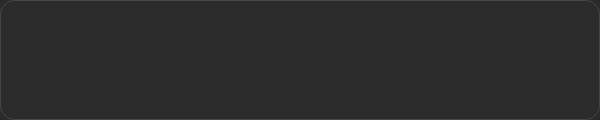
The window that src/smartdesk/ui/gui/designer/overview.ui (Neongrau23/SmartDesk) describes before a commit, drawn with Qt 5.
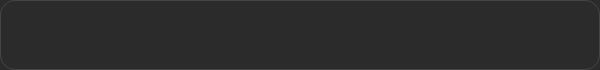
The same window after the commit.

Commit message:
Refactor hotkey banner flow and GUI overview handling
Added detailed documentation for the hotkey system and banner flow. Introduced Windows-specific taskbar utility functions. Refactored banner_controller.py to simplify process management and non-blocking GUI closing. Renamed and improved the overview window (gui_overview.py), including stdin-based process control and animation. Updated the overview UI to reduce height. Added PySide6 to requirements.

Diff of the .ui file:
```diff
--- a/src/smartdesk/ui/gui/designer/overview.ui
+++ b/src/smartdesk/ui/gui/designer/overview.ui
@@ -7,19 +7,19 @@
     <x>0</x>
     <y>0</y>
     <width>600</width>
-    <height>120</height>
+    <height>70</height>
    </rect>
   </property>
   <property name="minimumSize">
    <size>
     <width>300</width>
-    <height>120</height>
+    <height>70</height>
    </size>
   </property>
   <property name="maximumSize">
    <size>
     <width>16777215</width>
-    <height>120</height>
+    <height>70</height>
    </size>
   </property>
   <property name="windowTitle">
```
Left out of the diff: 2 changed lines with no effect on the pictures. The commit also changes 7 other files.
